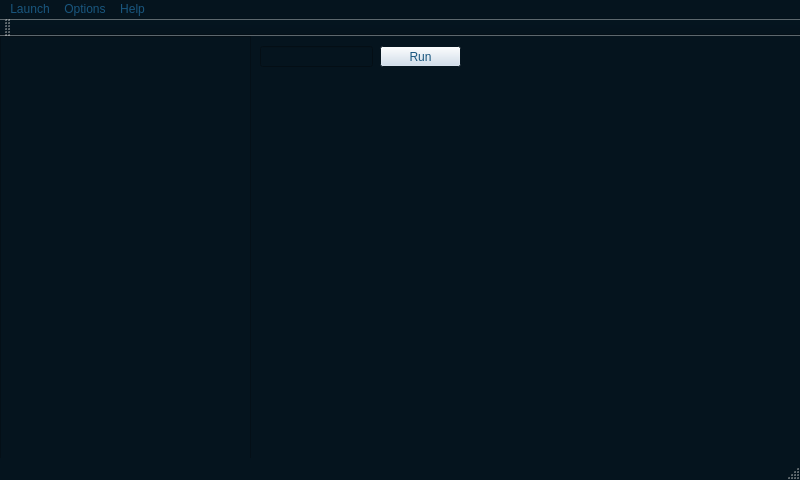
xrLil-Batya/xray-oxygen, file code/xrQt/xrDevLaunch/xrMain.ui: the form before one commit.
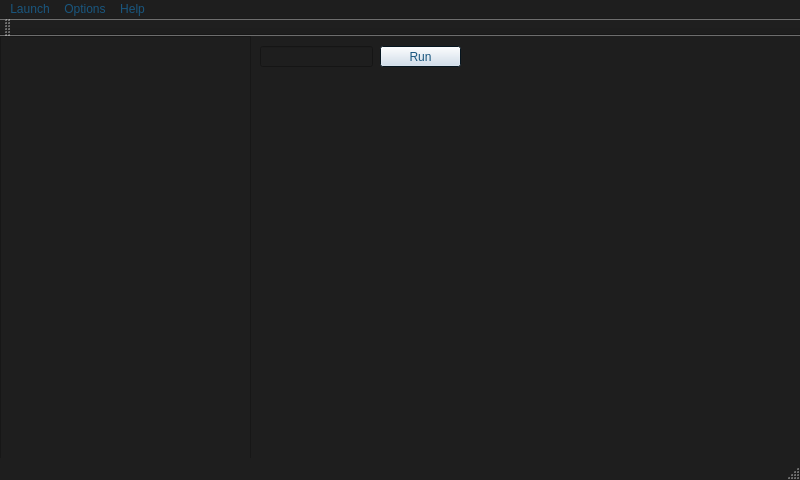
The form after the commit.

```diff
--- a/code/xrQt/xrDevLaunch/xrMain.ui
+++ b/code/xrQt/xrDevLaunch/xrMain.ui
@@ -79,8 +79,8 @@
      <colorrole role="Dark">
       <brush brushstyle="SolidPattern">
        <color alpha="255">
-        <red>5</red>
-        <green>20</green>
+        <red>30</red>
+        <green>30</green>
         <blue>30</blue>
        </color>
       </brush>
@@ -124,8 +124,8 @@
      <colorrole role="Base">
       <brush brushstyle="SolidPattern">
        <color alpha="255">
-        <red>5</red>
-        <green>20</green>
+        <red>30</red>
+        <green>30</green>
         <blue>30</blue>
        </color>
       </brush>
@@ -133,8 +133,8 @@
      <colorrole role="Window">
       <brush brushstyle="SolidPattern">
        <color alpha="255">
-        <red>5</red>
-        <green>20</green>
+        <red>30</red>
+        <green>30</green>
         <blue>30</blue>
        </color>
       </brush>
@@ -169,9 +169,9 @@
      <colorrole role="AlternateBase">
       <brush brushstyle="SolidPattern">
        <color alpha="255">
-        <red>5</red>
-        <green>24</green>
-        <blue>36</blue>
+        <red>30</red>
+        <green>30</green>
+        <blue>30</blue>
        </color>
       </brush>
      </colorrole>
@@ -234,8 +234,8 @@
      <colorrole role="Dark">
       <brush brushstyle="SolidPattern">
        <color alpha="255">
-        <red>5</red>
-        <green>20</green>
+        <red>30</red>
+        <green>30</green>
         <blue>30</blue>
        </color>
       </brush>
@@ -279,8 +279,8 @@
      <colorrole role="Base">
       <brush brushstyle="SolidPattern">
        <color alpha="255">
-        <red>5</red>
-        <green>20</green>
+        <red>30</red>
+        <green>30</green>
         <blue>30</blue>
        </color>
       </brush>
@@ -288,8 +288,8 @@
      <colorrole role="Window">
       <brush brushstyle="SolidPattern">
        <color alpha="255">
-        <red>5</red>
-        <green>20</green>
+        <red>30</red>
+        <green>30</green>
         <blue>30</blue>
        </color>
       </brush>
@@ -324,9 +324,9 @@
      <colorrole role="AlternateBase">
       <brush brushstyle="SolidPattern">
        <color alpha="255">
-        <red>5</red>
-        <green>24</green>
-        <blue>36</blue>
+        <red>30</red>
+        <green>30</green>
+        <blue>30</blue>
        </color>
       </brush>
      </colorrole>
@@ -353,8 +353,8 @@
      <colorrole role="WindowText">
       <brush brushstyle="SolidPattern">
        <color alpha="255">
-        <red>5</red>
-        <green>20</green>
+        <red>30</red>
+        <green>30</green>
         <blue>30</blue>
        </color>
       </brush>
@@ -389,8 +389,8 @@
      <colorrole role="Dark">
       <brush brushstyle="SolidPattern">
        <color alpha="255">
-        <red>5</red>
-        <green>20</green>
+        <red>30</red>
+        <green>30</green>
         <blue>30</blue>
        </color>
       </brush>
@@ -407,8 +407,8 @@
      <colorrole role="Text">
       <brush brushstyle="SolidPattern">
        <color alpha="255">
-        <red>5</red>
-        <green>20</green>
+        <red>30</red>
+        <green>30</green>
         <blue>30</blue>
        </color>
       </brush>
@@ -425,8 +425,8 @@
      <colorrole role="ButtonText">
       <brush brushstyle="SolidPattern">
        <color alpha="255">
-        <red>5</red>
-        <green>20</green>
+        <red>30</red>
+        <green>30</green>
         <blue>30</blue>
        </color>
       </brush>
@@ -434,8 +434,8 @@
      <colorrole role="Base">
       <brush brushstyle="SolidPattern">
        <color alpha="255">
-        <red>5</red>
-        <green>20</green>
+        <red>30</red>
+        <green>30</green>
         <blue>30</blue>
        </color>
       </brush>
@@ -443,8 +443,8 @@
      <colorrole role="Window">
       <brush brushstyle="SolidPattern">
        <color alpha="255">
-        <red>5</red>
-        <green>20</green>
+        <red>30</red>
+        <green>30</green>
         <blue>30</blue>
        </color>
       </brush>
@@ -479,9 +479,9 @@
      <colorrole role="AlternateBase">
       <brush brushstyle="SolidPattern">
        <color alpha="255">
-        <red>5</red>
-        <green>24</green>
-        <blue>36</blue>
+        <red>30</red>
+        <green>30</green>
+        <blue>30</blue>
        </color>
       </brush>
      </colorrole>
@@ -891,6 +891,205 @@
       <height>21</height>
      </rect>
     </property>
+    <property name="palette">
+     <palette>
+      <active>
+       <colorrole role="WindowText">
+        <brush brushstyle="SolidPattern">
+         <color alpha="255">
+          <red>23</red>
+          <green>121</green>
+          <blue>157</blue>
+         </color>
+        </brush>
+       </colorrole>
+       <colorrole role="Dark">
+        <brush brushstyle="SolidPattern">
+         <color alpha="255">
+          <red>30</red>
+          <green>30</green>
+          <blue>30</blue>
+         </color>
+        </brush>
+       </colorrole>
+       <colorrole role="Text">
+        <brush brushstyle="SolidPattern">
+         <color alpha="255">
+          <red>25</red>
+          <green>147</green>
+          <blue>184</blue>
+         </color>
+        </brush>
+       </colorrole>
+       <colorrole role="ButtonText">
+        <brush brushstyle="SolidPattern">
+         <color alpha="255">
+          <red>25</red>
+          <green>86</green>
+          <blue>126</blue>
+         </color>
+        </brush>
+       </colorrole>
+       <colorrole role="Base">
+        <brush brushstyle="SolidPattern">
+         <color alpha="255">
+          <red>30</red>
+          <green>30</green>
+          <blue>30</blue>
+         </color>
+        </brush>
+       </colorrole>
+       <colorrole role="Window">
+        <brush brushstyle="SolidPattern">
+         <color alpha="255">
+          <red>30</red>
+          <green>30</green>
+          <blue>30</blue>
+         </color>
+        </brush>
+       </colorrole>
+       <colorrole role="AlternateBase">
+        <brush brushstyle="SolidPattern">
+         <color alpha="255">
+          <red>30</red>
+          <green>30</green>
+          <blue>30</blue>
+         </color>
+        </brush>
+       </colorrole>
+      </active>
+      <inactive>
+       <colorrole role="WindowText">
+        <brush brushstyle="SolidPattern">
+         <color alpha="255">
+          <red>23</red>
+          <green>121</green>
+          <blue>157</blue>
+         </color>
+        </brush>
+       </colorrole>
+       <colorrole role="Dark">
+        <brush brushstyle="SolidPattern">
+         <color alpha="255">
+          <red>30</red>
+          <green>30</green>
+          <blue>30</blue>
+         </color>
+        </brush>
+       </colorrole>
+       <colorrole role="Text">
+        <brush brushstyle="SolidPattern">
+         <color alpha="255">
+          <red>25</red>
+          <green>147</green>
+          <blue>184</blue>
+         </color>
+        </brush>
+       </colorrole>
+       <colorrole role="ButtonText">
+        <brush brushstyle="SolidPattern">
+         <color alpha="255">
+          <red>25</red>
+          <green>86</green>
+          <blue>126</blue>
+         </color>
+        </brush>
+       </colorrole>
+       <colorrole role="Base">
+        <brush brushstyle="SolidPattern">
+         <color alpha="255">
+          <red>30</red>
+          <green>30</green>
+          <blue>30</blue>
+         </color>
+        </brush>
+       </colorrole>
+       <colorrole role="Window">
+        <brush brushstyle="SolidPattern">
+         <color alpha="255">
+          <red>30</red>
+          <green>30</green>
+          <blue>30</blue>
+         </color>
+        </brush>
+       </colorrole>
+       <colorrole role="AlternateBase">
+        <brush brushstyle="SolidPattern">
+         <color alpha="255">
+          <red>30</red>
+          <green>30</green>
+          <blue>30</blue>
+         </color>
+        </brush>
+       </colorrole>
+      </inactive>
+      <disabled>
+       <colorrole role="WindowText">
+        <brush brushstyle="SolidPattern">
+         <color alpha="255">
+          <red>30</red>
+          <green>30</green>
+          <blue>30</blue>
+         </color>
+        </brush>
+       </colorrole>
+       <colorrole role="Dark">
+        <brush brushstyle="SolidPattern">
+         <color alpha="255">
+          <red>30</red>
+          <green>30</green>
+          <blue>30</blue>
+         </color>
+        </brush>
+       </colorrole>
+       <colorrole role="Text">
+        <brush brushstyle="SolidPattern">
+         <color alpha="255">
+          <red>30</red>
+          <green>30</green>
+          <blue>30</blue>
+         </color>
+        </brush>
+       </colorrole>
+       <colorrole role="ButtonText">
+        <brush brushstyle="SolidPattern">
+         <color alpha="255">
+          <red>30</red>
+          <green>30</green>
+          <blue>30</blue>
+         </color>
+        </brush>
+       </colorrole>
+       <colorrole role="Base">
+        <brush brushstyle="SolidPattern">
+         <color alpha="255">
+          <red>30</red>
+          <green>30</green>
+          <blue>30</blue>
+         </color>
+        </brush>
+       </colorrole>
+       <colorrole role="Window">
+        <brush brushstyle="SolidPattern">
+         <color alpha="255">
+          <red>30</red>
+          <green>30</green>
+          <blue>30</blue>
+         </color>
+        </brush>
+       </colorrole>
+       <colorrole role="AlternateBase">
+        <brush brushstyle="SolidPattern">
+         <color alpha="255">
+          <red>30</red>
+          <green>30</green>
+          <blue>30</blue>
+         </color>
+        </brush>
+       </colorrole>
+      </disabled>
+     </palette>
+    </property>
    </widget>
   </widget>
   <widget class="QMenuBar" name="menuBar">
```
Left out of the diff: 2 changed lines with no effect on the pictures.
